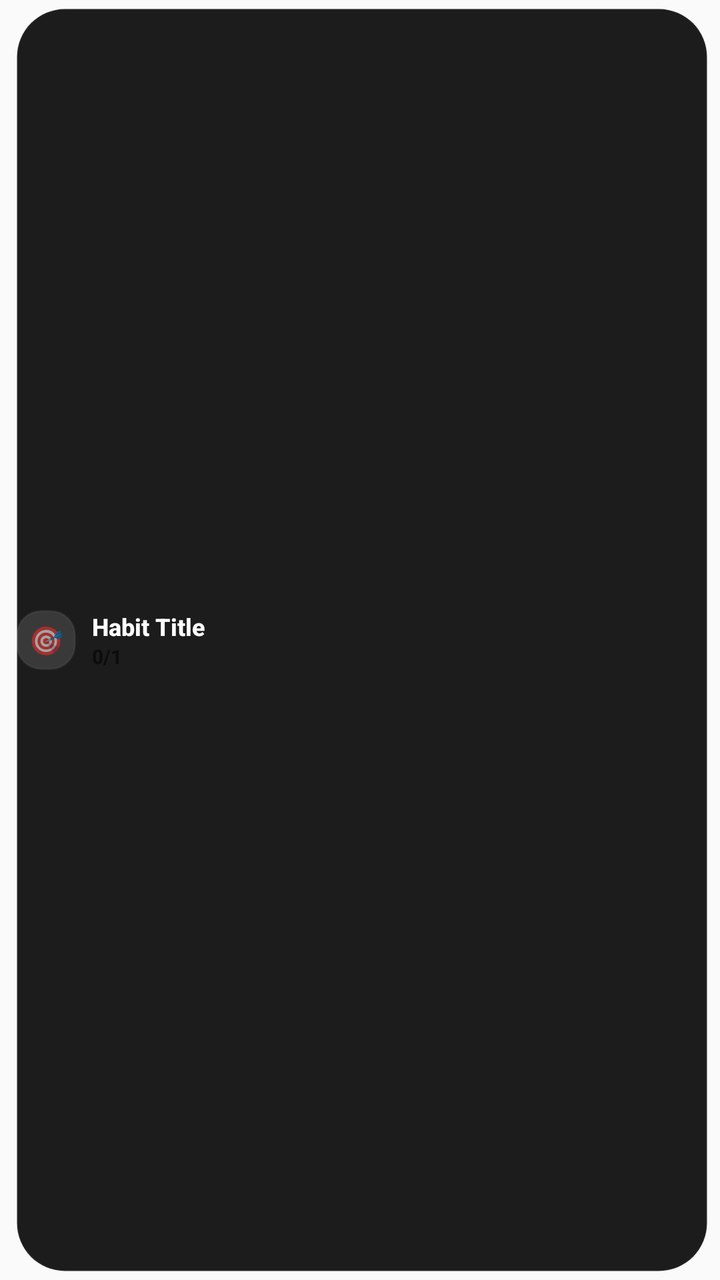
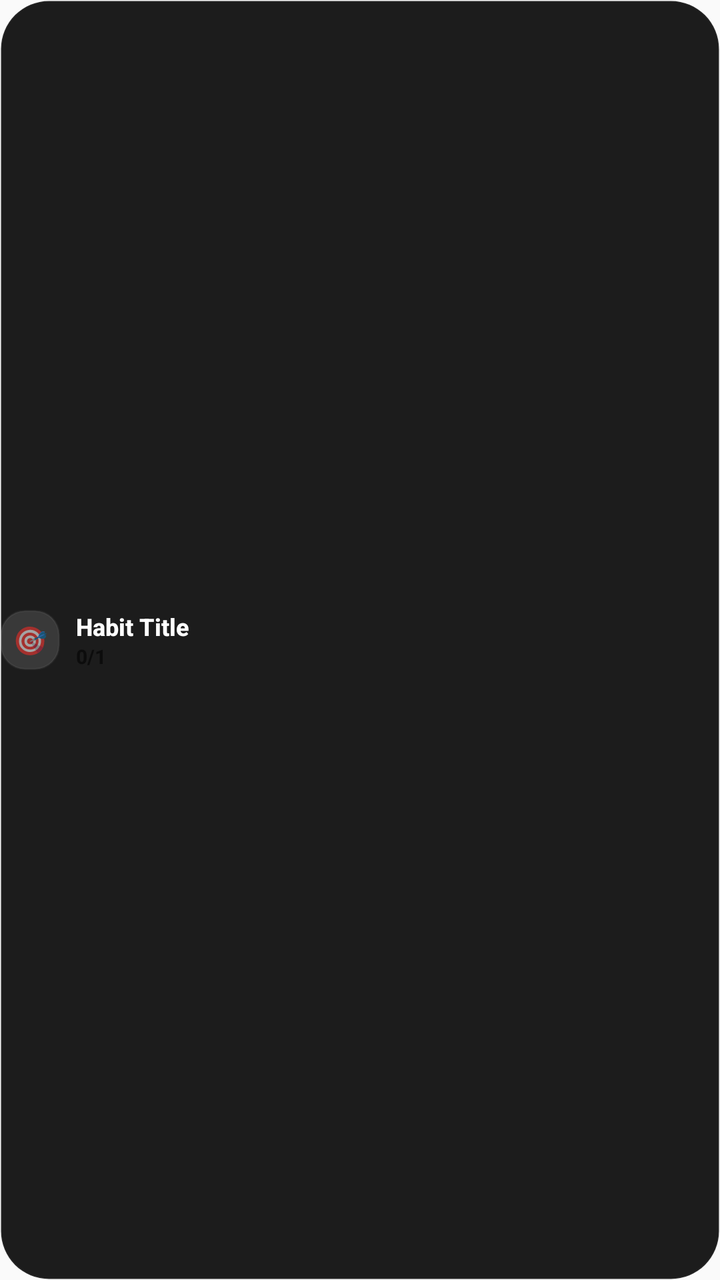

Screens rendered from an Android XML layout before and after an edit, with the pre-edit source and the edit as a unified diff.
<!-- AndroidManifest.xml: application theme AppTheme -->
<!-- res/layout/widget_habit_item_thin.xml -->
<?xml version="1.0" encoding="utf-8"?>
<LinearLayout xmlns:android="http://schemas.android.com/apk/res/android"
    android:id="@+id/habit_item_root_wrapper"
    android:layout_width="match_parent"
    android:layout_height="wrap_content"
    android:orientation="vertical">

    <RelativeLayout
        android:id="@+id/habit_item_root"
        android:layout_width="match_parent"
        android:layout_height="wrap_content"
        android:paddingStart="8dp"
        android:paddingEnd="6dp"
        android:paddingTop="4dp"
        android:paddingBottom="4dp"
        android:clickable="true"
        android:focusable="true">

        
        <ImageView
            android:id="@+id/habit_card_background"
            android:layout_width="match_parent"
            android:layout_height="match_parent"
            android:scaleType="fitXY"
            android:src="@drawable/widget_habit_item_bg" />

        
        <ImageView
            android:id="@+id/habit_glow_background"
            android:layout_width="match_parent"
            android:layout_height="match_parent"
            android:scaleType="fitXY"
            android:visibility="gone" />

        
        <FrameLayout
            android:id="@+id/habit_color_overlay"
            android:layout_width="match_parent"
            android:layout_height="match_parent"
            android:alpha="0.09" />

        
        <FrameLayout
            android:id="@+id/habit_icon_container"
            android:layout_width="30dp"
            android:layout_height="30dp"
            android:layout_alignParentStart="true"
            android:layout_centerVertical="true"
            android:background="@drawable/widget_icon_container_bg">

            <TextView
                android:id="@+id/habit_icon"
                android:layout_width="wrap_content"
                android:layout_height="wrap_content"
                android:layout_gravity="center"
                android:textSize="14sp"
                android:text="🎯" />

        </FrameLayout>

        
        <LinearLayout
            android:id="@+id/habit_text_container"
            android:layout_width="match_parent"
            android:layout_height="wrap_content"
            android:layout_toEndOf="@id/habit_icon_container"
            android:layout_toStartOf="@id/habit_action_container"
            android:layout_centerVertical="true"
            android:orientation="vertical"
            android:paddingStart="8dp"
            android:paddingEnd="6dp">

            
            <TextView
                android:id="@+id/habit_title"
                android:layout_width="match_parent"
                android:layout_height="wrap_content"
                android:textColor="#FFFFFF"
                android:textSize="12sp"
                android:textStyle="bold"
                android:fontFamily="sans-serif-medium"
                android:maxLines="1"
                android:ellipsize="end"
                android:text="Habit Title" />

            
            <TextView
                android:id="@+id/habit_progress"
                android:layout_width="wrap_content"
                android:layout_height="wrap_content"
                android:textSize="10sp"
                android:textStyle="bold"
                android:fontFamily="sans-serif-medium"
                android:text="0/1" />

        </LinearLayout>

        
        <LinearLayout
            android:id="@+id/habit_action_container"
            android:layout_width="wrap_content"
            android:layout_height="wrap_content"
            android:layout_alignParentEnd="true"
            android:layout_centerVertical="true"
            android:orientation="horizontal"
            android:gravity="center_vertical">

            <FrameLayout
                android:id="@+id/habit_complete_btn"
                android:layout_width="32dp"
                android:layout_height="32dp"
                android:clickable="true"
                android:focusable="true">

                <ImageView
                    android:id="@+id/habit_complete_image"
                    android:layout_width="match_parent"
                    android:layout_height="match_parent"
                    android:scaleType="fitCenter" />

                
                <TextView
                    android:id="@+id/habit_check_icon"
                    android:layout_width="wrap_content"
                    android:layout_height="wrap_content"
                    android:layout_gravity="center"
                    android:text="✓"
                    android:textColor="#FFFFFF"
                    android:textSize="14sp"
                    android:textStyle="bold"
                    android:visibility="gone" />

            </FrameLayout>

        </LinearLayout>

        
        <LinearLayout
            android:id="@+id/habit_streak_container"
            android:layout_width="wrap_content"
            android:layout_height="wrap_content"
            android:visibility="gone">
            <TextView android:id="@+id/habit_streak_count" android:layout_width="wrap_content" android:layout_height="wrap_content"/>
        </LinearLayout>

        <LinearLayout
            android:id="@+id/habit_subtasks_container"
            android:layout_width="wrap_content"
            android:layout_height="wrap_content"
            android:visibility="gone" />

    </RelativeLayout>
</LinearLayout>
<!-- resources referenced by this layout -->
<resources>
  <!-- drawable widget_habit_item_bg (drawable) -->
  <?xml version="1.0" encoding="utf-8"?>
  <shape xmlns:android="http://schemas.android.com/apk/res/android"
      android:shape="rectangle">
      <solid android:color="#E6050505" />
      <corners android:radius="24dp" />
      <stroke
          android:width="1dp"
          android:color="#0DFFFFFF" />
  </shape>
  <!-- drawable widget_icon_container_bg (drawable) -->
  <?xml version="1.0" encoding="utf-8"?>
  <shape xmlns:android="http://schemas.android.com/apk/res/android"
      android:shape="rectangle">
      <solid android:color="#20FFFFFF" />
      <corners android:radius="12dp" />
      <stroke
          android:width="1dp"
          android:color="#0DFFFFFF" />
  </shape>
  <style name="AppTheme" parent="Theme.AppCompat.Light.DarkActionBar">
          
          <item name="colorPrimary">@color/colorPrimary</item>
          <item name="colorPrimaryDark">@color/colorPrimaryDark</item>
          <item name="colorAccent">@color/colorAccent</item>
      </style>
</resources>

<!-- the commit's change to res/layout/widget_habit_item_thin.xml (unified diff, before → after) -->
@@ -9,10 +9,6 @@
         android:id="@+id/habit_item_root"
         android:layout_width="match_parent"
         android:layout_height="wrap_content"
-        android:paddingStart="8dp"
-        android:paddingEnd="6dp"
-        android:paddingTop="4dp"
-        android:paddingBottom="4dp"
         android:clickable="true"
         android:focusable="true">
 
@@ -39,115 +35,123 @@
             android:layout_height="match_parent"
             android:alpha="0.09" />
 
-        
-        <FrameLayout
-            android:id="@+id/habit_icon_container"
-            android:layout_width="30dp"
-            android:layout_height="30dp"
-            android:layout_alignParentStart="true"
-            android:layout_centerVertical="true"
-            android:background="@drawable/widget_icon_container_bg">
-
-            <TextView
-                android:id="@+id/habit_icon"
-                android:layout_width="wrap_content"
-                android:layout_height="wrap_content"
-                android:layout_gravity="center"
-                android:textSize="14sp"
-                android:text="🎯" />
-
-        </FrameLayout>
-
-        
-        <LinearLayout
-            android:id="@+id/habit_text_container"
+        <RelativeLayout
+            android:id="@+id/habit_content_container"
             android:layout_width="match_parent"
             android:layout_height="wrap_content"
-            android:layout_toEndOf="@id/habit_icon_container"
-            android:layout_toStartOf="@id/habit_action_container"
-            android:layout_centerVertical="true"
-            android:orientation="vertical"
-            android:paddingStart="8dp"
-            android:paddingEnd="6dp">
+            android:layout_centerVertical="true">
 
             
-            <TextView
-                android:id="@+id/habit_title"
+            <FrameLayout
+                android:id="@+id/habit_icon_container"
+                android:layout_width="30dp"
+                android:layout_height="30dp"
+                android:layout_alignParentStart="true"
+                android:layout_centerVertical="true"
+                android:background="@drawable/widget_icon_container_bg">
+
+                <TextView
+                    android:id="@+id/habit_icon"
+                    android:layout_width="wrap_content"
+                    android:layout_height="wrap_content"
+                    android:layout_gravity="center"
+                    android:textSize="14sp"
+                    android:text="🎯" />
+
+            </FrameLayout>
+
+            
+            <LinearLayout
+                android:id="@+id/habit_text_container"
                 android:layout_width="match_parent"
                 android:layout_height="wrap_content"
-                android:textColor="#FFFFFF"
-                android:textSize="12sp"
-                android:textStyle="bold"
-                android:fontFamily="sans-serif-medium"
-                android:maxLines="1"
-                android:ellipsize="end"
-                android:text="Habit Title" />
-
-            
-            <TextView
-                android:id="@+id/habit_progress"
-                android:layout_width="wrap_content"
-                android:layout_height="wrap_content"
-                android:textSize="10sp"
-                android:textStyle="bold"
-                android:fontFamily="sans-serif-medium"
-                android:text="0/1" />
-
-        </LinearLayout>
-
-        
-        <LinearLayout
-            android:id="@+id/habit_action_container"
-            android:layout_width="wrap_content"
-            android:layout_height="wrap_content"
-            android:layout_alignParentEnd="true"
-            android:layout_centerVertical="true"
-            android:orientation="horizontal"
-            android:gravity="center_vertical">
-
-            <FrameLayout
-                android:id="@+id/habit_complete_btn"
-                android:layout_width="32dp"
-                android:layout_height="32dp"
-                android:clickable="true"
-                android:focusable="true">
-
-                <ImageView
-                    android:id="@+id/habit_complete_image"
-                    android:layout_width="match_parent"
-                    android:layout_height="match_parent"
-                    android:scaleType="fitCenter" />
+                android:layout_toEndOf="@id/habit_icon_container"
+                android:layout_toStartOf="@id/habit_action_container"
+                android:layout_centerVertical="true"
+                android:orientation="vertical"
+                android:paddingStart="8dp"
+                android:paddingEnd="6dp">
 
                 
                 <TextView
-                    android:id="@+id/habit_check_icon"
+                    android:id="@+id/habit_title"
+                    android:layout_width="match_parent"
+                    android:layout_height="wrap_content"
+                    android:textColor="#FFFFFF"
+                    android:textSize="12sp"
+                    android:textStyle="bold"
+                    android:fontFamily="sans-serif-medium"
+                    android:maxLines="1"
+                    android:ellipsize="end"
+                    android:text="Habit Title" />
+
+                
+                <TextView
+                    android:id="@+id/habit_progress"
                     android:layout_width="wrap_content"
                     android:layout_height="wrap_content"
-                    android:layout_gravity="center"
-                    android:text="✓"
-                    android:textColor="#FFFFFF"
-                    android:textSize="14sp"
+                    android:textSize="10sp"
                     android:textStyle="bold"
-                    android:visibility="gone" />
+                    android:fontFamily="sans-serif-medium"
+                    android:text="0/1" />
 
-            </FrameLayout>
+            </LinearLayout>
 
-        </LinearLayout>
+            
+            <LinearLayout
+                android:id="@+id/habit_action_container"
+                android:layout_width="wrap_content"
+                android:layout_height="wrap_content"
+                android:layout_alignParentEnd="true"
+                android:layout_centerVertical="true"
+                android:orientation="horizontal"
+                android:gravity="center_vertical">
 
-        
-        <LinearLayout
-            android:id="@+id/habit_streak_container"
-            android:layout_width="wrap_content"
-            android:layout_height="wrap_content"
-            android:visibility="gone">
-            <TextView android:id="@+id/habit_streak_count" android:layout_width="wrap_content" android:layout_height="wrap_content"/>
-        </LinearLayout>
+                <FrameLayout
+                    android:id="@+id/habit_complete_btn"
+                    android:layout_width="32dp"
+                    android:layout_height="32dp"
+                    android:clickable="true"
+                    android:focusable="true">
 
-        <LinearLayout
-            android:id="@+id/habit_subtasks_container"
-            android:layout_width="wrap_content"
-            android:layout_height="wrap_content"
-            android:visibility="gone" />
+                    <ImageView
+                        android:id="@+id/habit_complete_image"
+                        android:layout_width="match_parent"
+                        android:layout_height="match_parent"
+                        android:scaleType="fitCenter" />
+
+                    
+                    <TextView
+                        android:id="@+id/habit_check_icon"
+                        android:layout_width="wrap_content"
+                        android:layout_height="wrap_content"
+                        android:layout_gravity="center"
+                        android:text="✓"
+                        android:textColor="#FFFFFF"
+                        android:textSize="14sp"
+                        android:textStyle="bold"
+                        android:visibility="gone" />
+
+                </FrameLayout>
+
+            </LinearLayout>
+
+            
+            <LinearLayout
+                android:id="@+id/habit_streak_container"
+                android:layout_width="wrap_content"
+                android:layout_height="wrap_content"
+                android:visibility="gone">
+                <TextView android:id="@+id/habit_streak_count" android:layout_width="wrap_content" android:layout_height="wrap_content"/>
+            </LinearLayout>
+
+            <LinearLayout
+                android:id="@+id/habit_subtasks_container"
+                android:layout_width="wrap_content"
+                android:layout_height="wrap_content"
+                android:visibility="gone" />
+
+        </RelativeLayout>
 
     </RelativeLayout>
 </LinearLayout>
